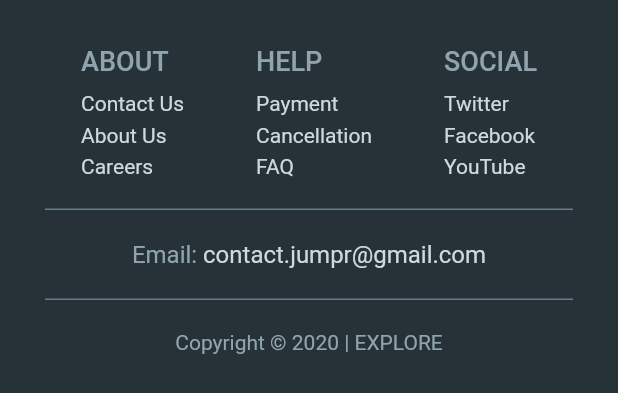
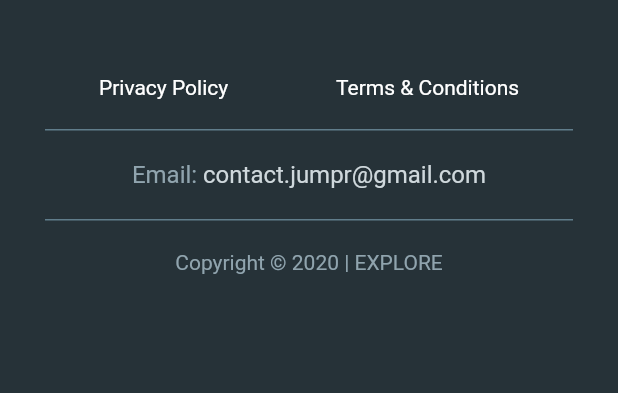
Before and after one commit to TakumaLee/Jumpr-Web, a Flutter app: the BottomBar widget shown alone on an empty page, opened directly, on a phone screen of 412 x 824 dp. Shown: the top 393 px of the screen. Run offline on Flutter 3.47's test engine with Material 2 defaults, Android fonts, the phone set to English and light mode, and no system bars; our stand-ins replace carousel_slider, easy_dynamic_theme; missing offline and left inert: dart:js, launch_review.

Commit message:
Add firebase and modified UI for mobile.

```diff
--- /dev/null
+++ b/lib/utils/utils.dart
@@ -0,0 +1,5 @@
+import 'package:flutter/foundation.dart';
+
+String path(str) {
+  return (kIsWeb) ? 'assets/$str' : str;
+}
--- a/lib/widgets/bottom_bar.dart
+++ b/lib/widgets/bottom_bar.dart
@@ -3,6 +3,7 @@ import 'package:flutter/material.dart';
 import 'bottom_bar_column.dart';
 import 'info_text.dart';
 import 'responsive.dart';
+import 'dart:js' as js;
 
 class BottomBar extends StatelessWidget {
   @override
@@ -17,24 +18,54 @@ class BottomBar extends StatelessWidget {
                   mainAxisSize: MainAxisSize.max,
                   mainAxisAlignment: MainAxisAlignment.spaceAround,
                   children: [
-                    BottomBarColumn(
-                      heading: 'ABOUT',
-                      s1: 'Contact Us',
-                      s2: 'About Us',
-                      s3: 'Careers',
+                    SizedBox(
+                      height: 56,
+                      child: Center(
+                        child: InkWell(
+                          child: Text('Privacy Policy',
+                            style: TextStyle(
+                                color: Colors.white
+                            ),
+                          ),
+                          onTap: () {
+                            js.context.callMethod('open', ['https://jumpr-0923.web.app/privacy.html']);
+                          },
+                        ),
+                      ),
                     ),
-                    BottomBarColumn(
-                      heading: 'HELP',
-                      s1: 'Payment',
-                      s2: 'Cancellation',
-                      s3: 'FAQ',
+                    SizedBox(
+                      height: 56,
+                      child: Center(
+                        child: InkWell(
+                          child: Text('Terms & Conditions',
+                            style: TextStyle(
+                                color: Colors.white
+                            ),
+                          ),
+                          onTap: () {
+                            js.context.callMethod('open', ['https://jumpr-0923.web.app/TermsOfService.html']);
+                          },
+                        ),
+                      ),
                     ),
-                    BottomBarColumn(
-                      heading: 'SOCIAL',
-                      s1: 'Twitter',
-                      s2: 'Facebook',
-                      s3: 'YouTube',
-                    ),
+                    // BottomBarColumn(
+                    //   heading: 'ABOUT',
+                    //   s1: 'Contact Us',
+                    //   s2: 'About Us',
+                    //   s3: 'Careers',
+                    // ),
+                    // BottomBarColumn(
+                    //   heading: 'HELP',
+                    //   s1: 'Payment',
+                    //   s2: 'Cancellation',
+                    //   s3: 'FAQ',
+                    // ),
+                    // BottomBarColumn(
+                    //   heading: 'SOCIAL',
+                    //   s1: 'Twitter',
+                    //   s2: 'Facebook',
+                    //   s3: 'YouTube',
+                    // ),
                   ],
                 ),
                 Container(
--- a/pubspec.yaml
+++ b/pubspec.yaml
@@ -36,6 +36,7 @@ dependencies:
   cupertino_icons: ^1.0.2
   carousel_slider: ^4.0.0-nullsafety.0
   easy_dynamic_theme: ^2.0.0
+  launch_review: ^3.0.1
 
 dev_dependencies:
   flutter_test:
```
Also changed, not shown: lib/screens/download_page.dart (+26 -3 lines), lib/screens/home_page.dart (+11 -12 lines), lib/screens/index_page.dart (+85 -21 lines), assets/images/app-screen-data.jpg (added), firebase.json (added), pubspec.lock, 6 other files.
